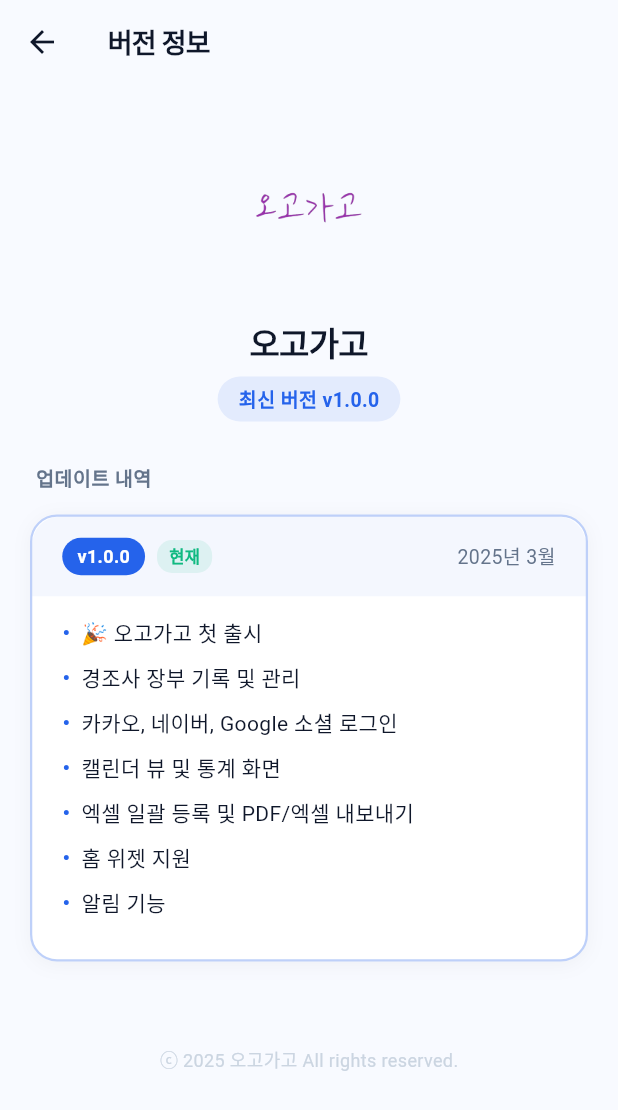
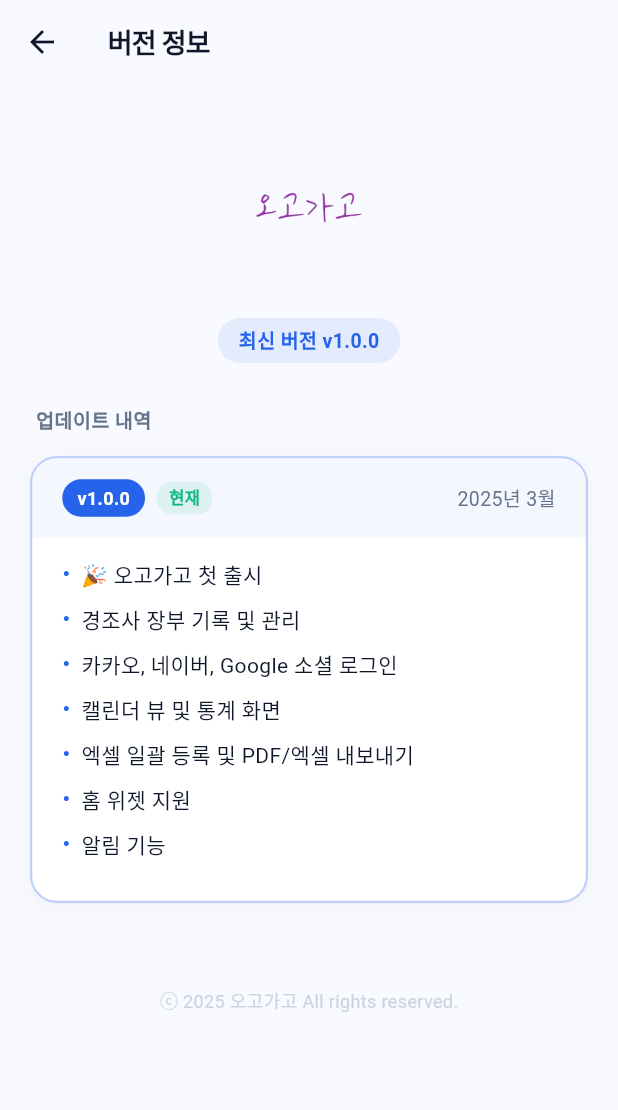
Before and after one commit to LimJongTak/ceremonial-ledger, a Flutter app: the VersionInfoScreen screen opened directly, on a phone screen of 412 x 824 dp. Shown: the top 1110 px of the screen. Run offline on Flutter 3.47's test engine with Material 3 defaults, Android fonts, the phone set to English and light mode, and no system bars; our stand-ins replace cloud_firestore, drift, drift_flutter, file_picker, firebase_auth, firebase_core and 9 more; missing offline and left inert: excel, flutter_naver_login, google_mlkit_text_recognition, home_widget, kakao_flutter_sdk_user; accounts and stored records are empty; generated files the repository leaves out were written again; network calls fail.

Commit message:
design: 버전 정보 앱 이름 텍스트 제거, 스플래시 배경 파란색으로 변경
- version_info_screen: 아이콘 아래 '오고가고' 텍스트 제거
- pubspec: 스플래시 배경색 #ffffff → #2563EB (앱 테마 파란색)
- 투명 배경 PNG가 흰 배경에서 안 보이는 문제 해결
- flutter_native_splash:create 재실행 (Android/iOS/Web)

Co-Authored-By: Claude Sonnet 4.6 <noreply@anthropic.com>

```diff
--- a/lib/views/profile/version_info_screen.dart
+++ b/lib/views/profile/version_info_screen.dart
@@ -59,15 +59,6 @@ class VersionInfoScreen extends StatelessWidget {
                 ),
               ),
               const SizedBox(height: 16),
-              const Text(
-                '오고가고',
-                style: TextStyle(
-                    color: AppTheme.textPrimary,
-                    fontSize: 22,
-                    fontWeight: FontWeight.w800,
-                    letterSpacing: -0.5),
-              ),
-              const SizedBox(height: 8),
               Container(
                 padding:
                     const EdgeInsets.symmetric(horizontal: 14, vertical: 5),
--- a/pubspec.yaml
+++ b/pubspec.yaml
@@ -86,15 +86,15 @@ flutter_launcher_icons:
     generate: false
 
 flutter_native_splash:
-  color: "#ffffff"
+  color: "#2563EB"
   image: assets/images/splash_logo.png
   fullscreen: true
   android: true
   ios: true
   android_12:
     image: assets/images/splash_logo.png
-    color: "#ffffff"
-    icon_background_color: "#ffffff"
+    color: "#2563EB"
+    icon_background_color: "#2563EB"
 
 flutter:
   uses-material-design: true
```
Also changed, not shown: 6 other files.
